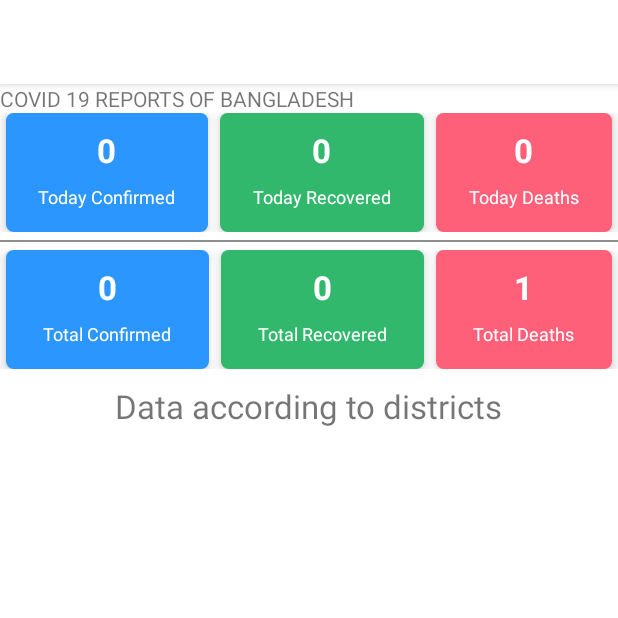
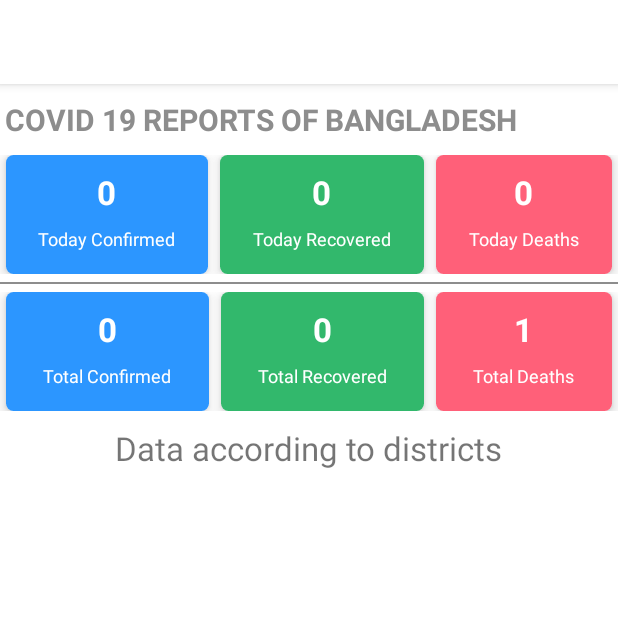
Before and after one commit to imtiazaminsajid/CoronaUpdate, an Android app: the screen it shows after launch (MainActivity), on a phone screen of 412 x 824 dp, the top half of it. Run offline under Robolectric (Android 15) with nearby library versions, the phone set to English and light mode, and no system bars; our stand-ins replace data binding; 2 statements that could not run were skipped.

Commit message:
ui designed

```diff
--- a/app/src/main/res/layout/fragment_bangladesh_detail.xml
+++ b/app/src/main/res/layout/fragment_bangladesh_detail.xml
@@ -14,6 +14,12 @@
         <TextView
             android:layout_width="wrap_content"
             android:layout_height="wrap_content"
+            android:textSize="20sp"
+            android:textStyle="bold"
+            android:layout_marginBottom="10dp"
+            android:layout_marginTop="10dp"
+            android:layout_marginLeft="3dp"
+            android:textColor="@color/colorSecondaryText"
             android:text="COVID 19 REPORTS OF BANGLADESH"/>
 
         <LinearLayout
```
